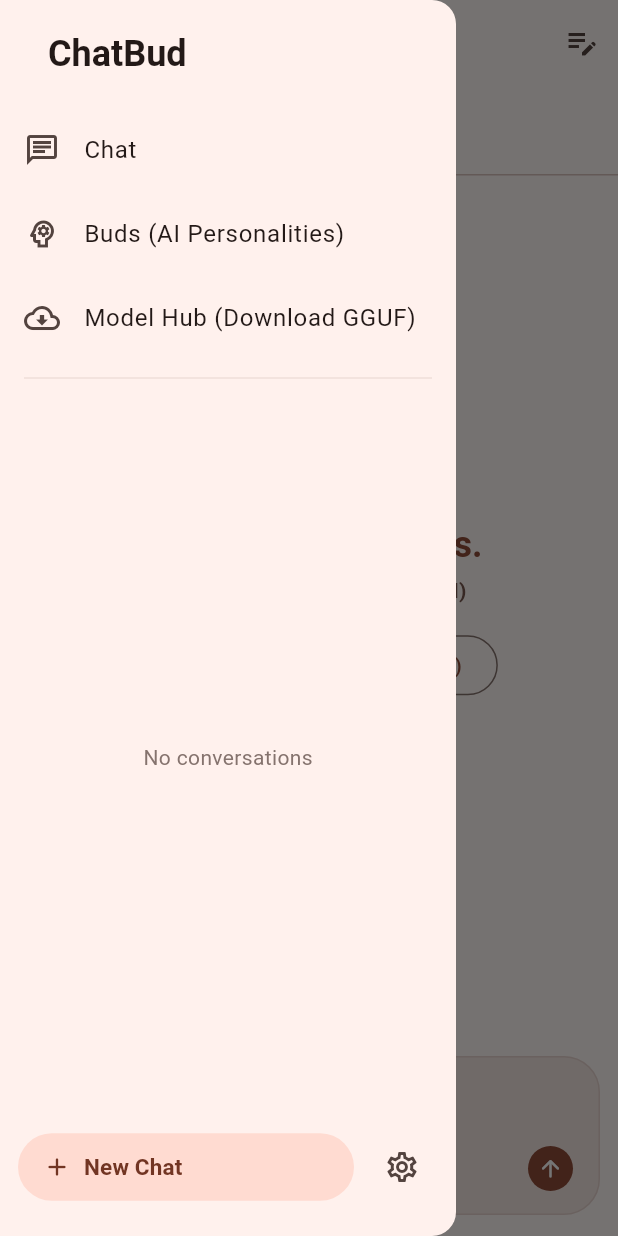
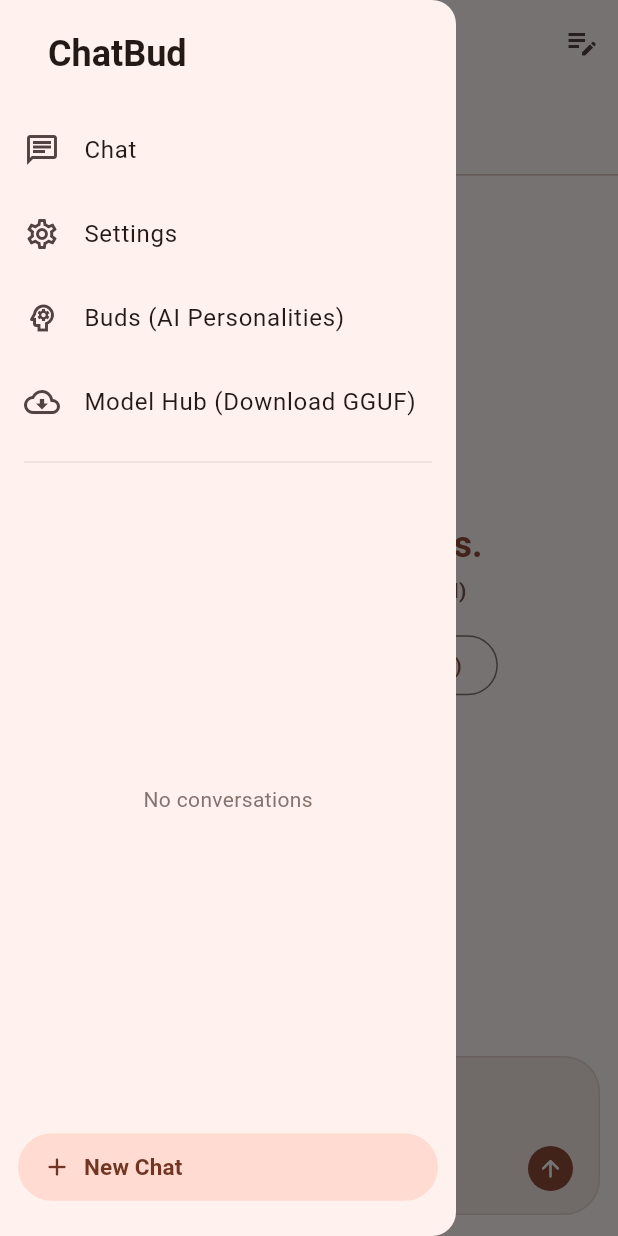
Before and after one commit to pragyann7/ChatBud, a Flutter app: the screen it shows after launch, in the side drawer, after a tap on "Model Hub (Download GGUF)", on a phone screen of 412 x 824 dp. Run offline on Flutter 3.47's test engine with Material 3 defaults, Android fonts, the phone set to English and light mode, and no system bars; our stand-ins replace file_picker, isar; missing offline and left inert: llama_cpp_dart; accounts and stored records are empty; generated files the repository leaves out were written again.

Commit message:
feat: automatic model load/unload

```diff
--- a/lib/main.dart
+++ b/lib/main.dart
@@ -719,6 +719,14 @@
               onTap: () => Navigator.pop(context),
             ),
             ListTile(
+              leading: const Icon(Icons.settings_outlined),
+              title: const Text("Settings"),
+              onTap: () {
+                // Navigator.pop(context);
+                _showServerSettingsDialog(context);
+              },
+            ),
+            ListTile(
               leading: const Icon(Icons.psychology_outlined),
               title: const Text("Buds (AI Personalities)"),
               onTap: () {
@@ -1009,15 +1017,7 @@
                       ),
                     ),
                   ),
-                  const SizedBox(width: 8),
-                  IconButton(
-                    tooltip: "Server Settings",
-                    onPressed: () {
-                      Navigator.pop(context);
-                      _showServerSettingsDialog(context);
-                    },
-                    icon: const Icon(Icons.settings_outlined),
-                  ),
+                  // const SizedBox(width: 8),
                 ],
               ),
             ),
--- a/lib/screens/chat_screen.dart
+++ b/lib/screens/chat_screen.dart
@@ -27,7 +27,7 @@
   State<ChatScreen> createState() => _ChatScreenState();
 }
 
-class _ChatScreenState extends State<ChatScreen> {
+class _ChatScreenState extends State<ChatScreen> with WidgetsBindingObserver {
   static const int _messagePageSize = 50;
 
   late ConversationRepository _conversationRepository;
@@ -52,7 +52,32 @@
   @override
   void initState() {
     super.initState();
+    WidgetsBinding.instance.addObserver(this);
     _scrollController.addListener(_handleScroll);
+    _textController.addListener(_handleTextChange);
+  }
+
+  @override
+  void didChangeAppLifecycleState(AppLifecycleState state) {
+    if (state == AppLifecycleState.resumed) {
+      debugPrint("ChatScreen: App resumed, auto-preloading model if needed");
+      _autoPreloadModelIfNeeded();
+    }
+  }
+
+  void _handleTextChange() {
+    LlamaCppAiService.touchActivity();
+  }
+
+  @override
+  void didUpdateWidget(ChatScreen oldWidget) {
+    super.didUpdateWidget(oldWidget);
+    if (oldWidget.conversation?.id != widget.conversation?.id) {
+      LlamaCppAiService.touchActivity();
+      WidgetsBinding.instance.addPostFrameCallback((_) {
+        _autoPreloadModelIfNeeded();
+      });
+    }
   }
 
   @override
@@ -130,7 +155,38 @@
           _activeBud = loadedBud;
           _isLoading = false;
         });
+        WidgetsBinding.instance.addPostFrameCallback((_) {
+          _autoPreloadModelIfNeeded();
+        });
       }
+    }
+  }
+
+  Future<void> _autoPreloadModelIfNeeded() async {
+    if (!mounted || !Platform.isAndroid) return;
+    try {
+      final settings = await _settingsRepository.getSettings();
+      if (settings.engineType != 'llama_cpp') return;
+
+      final path = settings.modelPath;
+      if (path == null || path.trim().isEmpty) return;
+
+      final file = File(path);
+      if (!await file.exists() || await file.length() < 4) return;
+
+      if (LlamaCppAiService.isModelLoaded || LlamaCppAiService.isModelLoading) {
+        return;
+      }
+
+      debugPrint("PocketPal pattern: Background pre-warming model: ${file.path}");
+      await LlamaCppAiService.loadModel(
+        file.path,
+        cpuThreads: settings.cpuThreads,
+        contextSize: settings.contextSize,
+        batchSize: settings.batchSize,
+      );
+    } catch (error) {
+      debugPrint("Auto-preload model notice (non-fatal): $error");
     }
   }
 
@@ -528,7 +584,9 @@
 
   @override
   void dispose() {
+    WidgetsBinding.instance.removeObserver(this);
     _scrollController.removeListener(_handleScroll);
+    _textController.removeListener(_handleTextChange);
     _textController.dispose();
     _scrollController.dispose();
     super.dispose();
@@ -548,6 +606,45 @@
 
     _checkAndSyncCompletedBackgroundJobs(genManager);
 
+    return StreamBuilder<AppSettings?>(
+      stream: _settingsRepository.watchSettings(),
+      builder: (context, snapshot) {
+        final settings = snapshot.data;
+        final isLlamaCpp = settings?.engineType == 'llama_cpp';
+
+        return ListenableBuilder(
+          listenable: Listenable.merge([
+            LlamaCppAiService.isModelLoadingNotifier,
+            LlamaCppAiService.isModelLoadedNotifier,
+          ]),
+          builder: (context, _) {
+            final isLoaded = LlamaCppAiService.isModelLoaded;
+            final isCurrentlyLoading =
+                _isModelLoading || LlamaCppAiService.isModelLoading;
+            final modelPath = settings?.modelPath;
+            final fileName = modelPath != null
+                ? modelPath.split('/').last
+                : null;
+
+            final bool isInputEnabled;
+            final String hintText;
+
+            if (isLlamaCpp) {
+              if (isCurrentlyLoading) {
+                isInputEnabled = false;
+                hintText = "Warming up model...";
+              } else if (!isLoaded) {
+                isInputEnabled = false;
+                hintText = "Model not loaded";
+              } else {
+                isInputEnabled = true;
+                hintText = "Type a message…";
+              }
+            } else {
+              isInputEnabled = true;
+              hintText = "Type a message…";
+            }
+
             return Column(
               children: [
                 // Bud Selector Header Bar
@@ -566,22 +663,12 @@
                   ),
                 ),
                 // llama.cpp On-Device Model Status Bar
-        StreamBuilder<AppSettings?>(
-          stream: _settingsRepository.watchSettings(),
-          builder: (context, snapshot) {
-            final settings = snapshot.data;
-            if (settings?.engineType != 'llama_cpp') {
-              return const SizedBox.shrink();
-            }
-
-            final modelPath = settings?.modelPath;
-            final isLoaded = LlamaCppAiService.isModelLoaded;
-            final fileName = modelPath != null
-                ? modelPath.split('/').last
-                : null;
-
-            return Container(
-              padding: const EdgeInsets.symmetric(horizontal: 16, vertical: 6),
+                if (isLlamaCpp)
+                  Container(
+                    padding: const EdgeInsets.symmetric(
+                      horizontal: 16,
+                      vertical: 6,
+                    ),
                     color: Theme.of(context).colorScheme.surfaceContainerHighest
                         .withOpacity(0.5),
                     child: Row(
@@ -596,7 +683,9 @@
                         const SizedBox(width: 8),
                         Expanded(
                           child: Text(
-                      isLoaded
+                            isCurrentlyLoading
+                                ? "Warming up: ${fileName ?? 'Model'}..."
+                                : isLoaded
                                     ? "Loaded: ${fileName ?? 'Model'} (RAM Active)"
                                     : (fileName != null
                                           ? "Model Ready: $fileName"
@@ -612,7 +701,7 @@
                             overflow: TextOverflow.ellipsis,
                           ),
                         ),
-                  if (_isModelLoading)
+                        if (isCurrentlyLoading)
                           const SizedBox(
                             width: 16,
                             height: 16,
@@ -662,16 +751,17 @@
                               tapTargetSize: MaterialTapTargetSize.shrinkWrap,
                             ),
                             onPressed: _showModelRequiredDialog,
-                      icon: const Icon(Icons.cloud_download_rounded, size: 14),
+                            icon: const Icon(
+                              Icons.cloud_download_rounded,
+                              size: 14,
+                            ),
                             label: const Text(
-                        "Model Hub",
+                              "Get Model",
                               style: TextStyle(fontSize: 11),
                             ),
                           ),
                       ],
                     ),
-            );
-          },
                   ),
         const Divider(height: 1),
         Expanded(
@@ -775,11 +865,17 @@
         ChatInput(
           controller: _textController,
           isGenerating: isInputGenerating,
+          enabled: isInputEnabled,
+          hintText: hintText,
           onSend: _sendMessage,
           onStop: _stopGeneration,
           onAddAttachment: () {},
         ),
       ],
     );
+          },
+        );
+      },
+    );
   }
 }
--- a/lib/widgets/chat_input.dart
+++ b/lib/widgets/chat_input.dart
@@ -8,6 +8,8 @@
     required this.onSend,
     this.onStop,
     this.onAddAttachment,
+    this.enabled = true,
+    this.hintText,
   });
 
   final TextEditingController controller;
@@ -15,10 +17,14 @@
   final VoidCallback onSend;
   final VoidCallback? onStop;
   final VoidCallback? onAddAttachment;
+  final bool enabled;
+  final String? hintText;
 
   @override
   Widget build(BuildContext context) {
     final theme = Theme.of(context);
+    final canType = enabled && !isGenerating;
+    final canSend = enabled && !isGenerating;
 
     return SafeArea(
       top: false,
@@ -26,10 +32,14 @@
         padding: const EdgeInsets.only(left: 12, right: 12, top: 6, bottom: 14),
         child: Container(
           decoration: BoxDecoration(
-            color: theme.colorScheme.surfaceContainerHighest.withOpacity(0.7),
+            color: theme.colorScheme.surfaceContainerHighest.withOpacity(
+              enabled ? 0.7 : 0.4,
+            ),
             borderRadius: BorderRadius.circular(24),
             border: Border.all(
-              color: theme.colorScheme.outlineVariant.withOpacity(0.5),
+              color: theme.colorScheme.outlineVariant.withOpacity(
+                enabled ? 0.5 : 0.25,
+              ),
             ),
           ),
           child: Column(
@@ -37,16 +47,26 @@
             children: [
               TextField(
                 controller: controller,
-                enabled: true, // Allow user to type next message while generating
+                enabled: enabled, // Disabled when model is not loaded (PocketPal style)
                 minLines: 1,
                 maxLines: 11, // Expands up to 7 lines then becomes scrollable
                 keyboardType: TextInputType.multiline,
                 textInputAction: TextInputAction.newline,
-                style: theme.textTheme.bodyMedium,
-                decoration: const InputDecoration(
-                  hintText: "Type a message…",
+                style: theme.textTheme.bodyMedium?.copyWith(
+                  color: enabled
+                      ? null
+                      : theme.colorScheme.onSurface.withOpacity(0.38),
+                ),
+                decoration: InputDecoration(
+                  hintText: hintText ?? "Type a message…",
+                  hintStyle: theme.textTheme.bodyMedium?.copyWith(
+                    color: enabled
+                        ? theme.colorScheme.onSurfaceVariant.withOpacity(0.7)
+                        : theme.colorScheme.onSurfaceVariant.withOpacity(0.4),
+                    fontStyle: enabled ? FontStyle.normal : FontStyle.italic,
+                  ),
                   border: InputBorder.none,
-                  contentPadding: EdgeInsets.only(
+                  contentPadding: const EdgeInsets.only(
                     left: 16,
                     right: 16,
                     top: 12,
@@ -64,12 +84,14 @@
                 child: Row(
                   children: [
                     IconButton(
-                      tooltip: "Add attachment",
-                      onPressed: isGenerating ? null : onAddAttachment,
+                      tooltip: enabled ? "Add attachment" : "Model not loaded",
+                      onPressed: canType ? onAddAttachment : null,
                       icon: Icon(
                         Icons.add_rounded,
                         size: 22,
-                        color: theme.colorScheme.onSurfaceVariant,
+                        color: enabled
+                            ? theme.colorScheme.onSurfaceVariant
+                            : theme.colorScheme.onSurfaceVariant.withOpacity(0.3),
                       ),
                     ),
                     const Spacer(),
@@ -89,15 +111,19 @@
                       )
                     else
                       IconButton(
-                        tooltip: "Send message",
-                        onPressed: onSend,
+                        tooltip: enabled ? "Send message" : (hintText ?? "Model not loaded"),
+                        onPressed: canSend ? onSend : null,
                         icon: CircleAvatar(
                           radius: 15,
-                          backgroundColor: theme.colorScheme.primary,
+                          backgroundColor: canSend
+                              ? theme.colorScheme.primary
+                              : theme.colorScheme.onSurface.withOpacity(0.12),
                           child: Icon(
                             Icons.arrow_upward_rounded,
                             size: 18,
-                            color: theme.colorScheme.onPrimary,
+                            color: canSend
+                                ? theme.colorScheme.onPrimary
+                                : theme.colorScheme.onSurface.withOpacity(0.38),
                           ),
                         ),
                       ),
```
Also changed, not shown: lib/services/generation_manager.dart (+33 -3 lines), lib/services/llama_cpp_service.dart (+56 -2 lines). Lines whose indentation alone changed are shown as unchanged.
